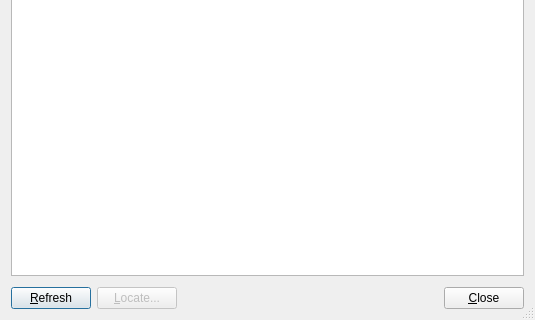
Before: the Qt Designer form src/file-type-stats-window.ui in shundhammer/qdirstat, drawn with Qt 5; both pictures show x 0 to 535 and y 285 to 605 of the 535 by 605 pixel window.
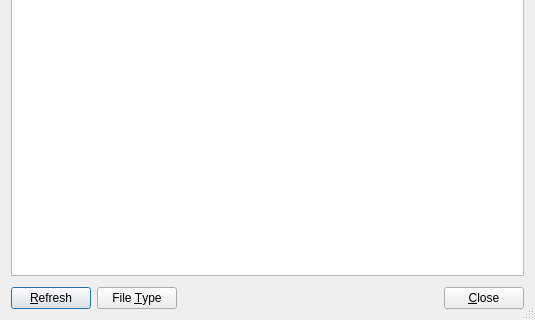
After: the same form once the commit is applied.

Commit message: Show file size stats from file type stats window

Diff of the .ui file:
```diff
--- a/src/file-type-stats-window.ui
+++ b/src/file-type-stats-window.ui
@@ -45,12 +45,9 @@
       </widget>
      </item>
      <item>
-      <widget class="QPushButton" name="locateButton">
-       <property name="enabled">
-        <bool>false</bool>
-       </property>
+      <widget class="QPushButton" name="menuButton">
        <property name="text">
-        <string>&amp;Locate...</string>
+        <string>File &amp;Type</string>
        </property>
       </widget>
      </item>
```
Left out of the diff: 13 changed lines with no effect on the pictures. The commit also changes 7 other files.
